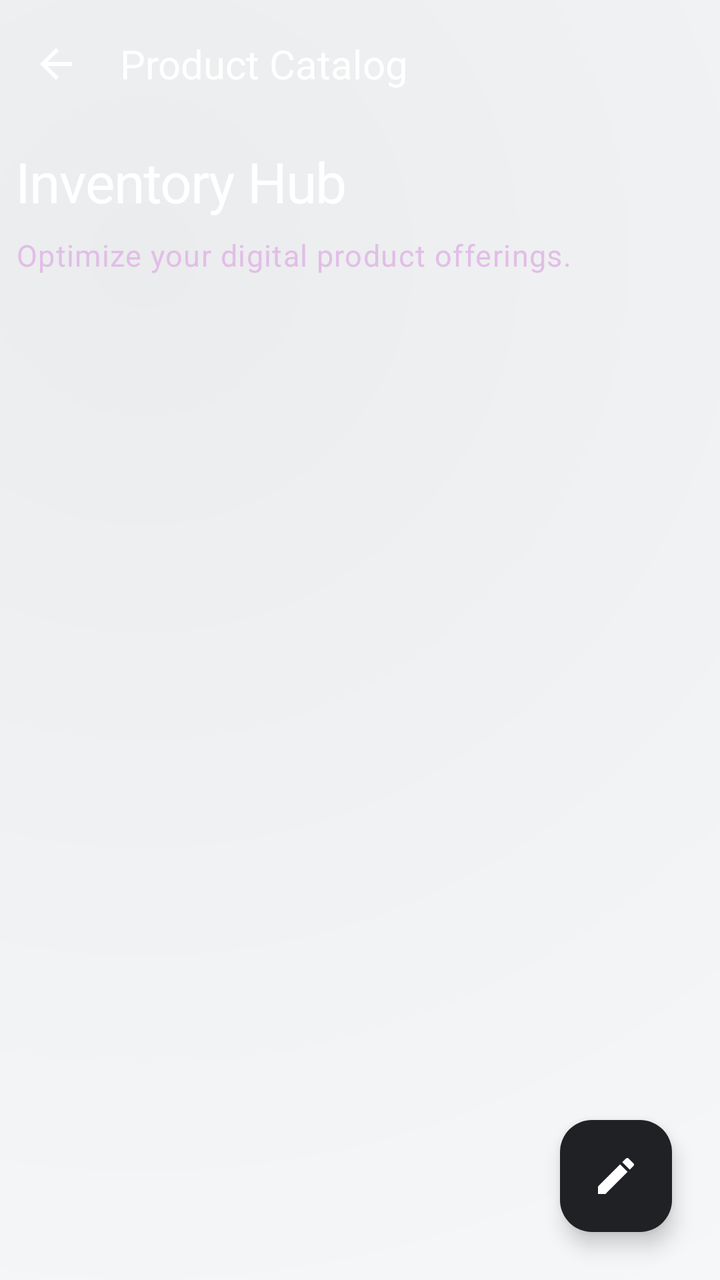
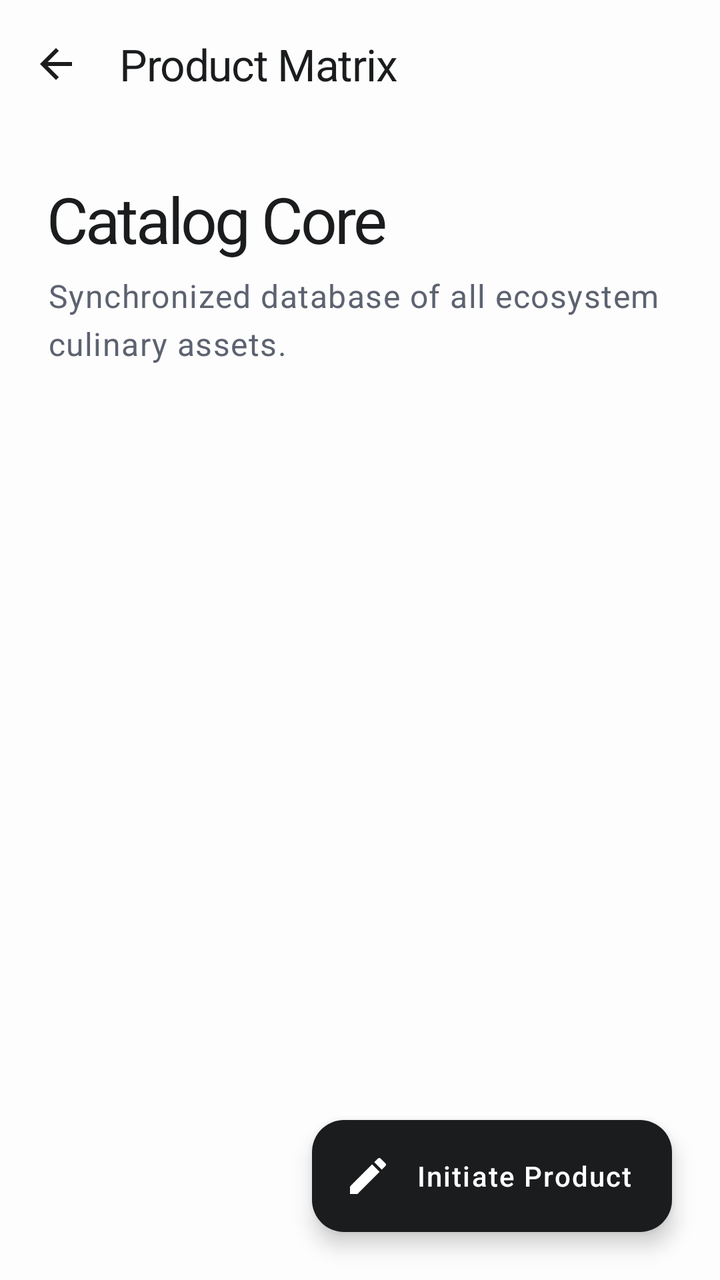

An Android layout rendered at two revisions. The XML below is the earlier revision; the diff shows what the commit changed to produce the second picture.
<!-- AndroidManifest.xml: application theme Theme.KasirAPP -->
<!-- res/layout/activity_product.xml -->
<?xml version="1.0" encoding="utf-8"?>
<androidx.coordinatorlayout.widget.CoordinatorLayout
    xmlns:android="http://schemas.android.com/apk/res/android"
    xmlns:app="http://schemas.android.com/apk/res-auto"
    android:layout_width="match_parent"
    android:layout_height="match_parent"
    android:background="@drawable/bg_liquid_purple_gradient">

    <com.google.android.material.appbar.AppBarLayout
        android:layout_width="match_parent"
        android:layout_height="wrap_content"
        android:background="@android:color/transparent"
        android:fitsSystemWindows="true"
        app:elevation="0dp">

        <com.google.android.material.appbar.MaterialToolbar
            android:id="@+id/toolbar"
            android:layout_width="match_parent"
            android:layout_height="?attr/actionBarSize"
            app:navigationIcon="@drawable/ic_arrow_back"
            app:navigationIconTint="@color/white"
            app:title="Product Catalog"
            app:titleTextColor="@color/white"
            android:background="@android:color/transparent" />

    </com.google.android.material.appbar.AppBarLayout>

    <androidx.core.widget.NestedScrollView
        android:id="@+id/scrollView"
        android:layout_width="match_parent"
        android:layout_height="match_parent"
        android:fillViewport="true"
        app:layout_behavior="@string/appbar_scrolling_view_behavior">

        <LinearLayout
            android:layout_width="match_parent"
            android:layout_height="wrap_content"
            android:orientation="vertical"
            android:padding="8dp">

            <TextView
                style="@style/TextAppearance.Future.HeadlineLarge"
                android:layout_width="wrap_content"
                android:layout_height="wrap_content"
                android:text="Inventory Hub"
                android:textColor="@color/white" />

            <TextView
                style="@style/TextAppearance.Future.BodyLarge"
                android:layout_width="wrap_content"
                android:layout_height="wrap_content"
                android:layout_marginTop="8dp"
                android:text="Optimize your digital product offerings."
                android:textColor="#E1BEE7" />

            <LinearLayout
                android:id="@+id/productContainer"
                android:layout_width="match_parent"
                android:layout_height="wrap_content"
                android:layout_marginTop="32dp"
                android:orientation="vertical" />

        </LinearLayout>
    </androidx.core.widget.NestedScrollView>

    <com.google.android.material.floatingactionbutton.FloatingActionButton
        android:id="@+id/btnAddProduct"
        android:layout_width="wrap_content"
        android:layout_height="wrap_content"
        android:layout_gravity="bottom|end"
        android:layout_margin="24dp"
        android:src="@drawable/ic_edit"
        app:backgroundTint="@color/primary"
        app:tint="@color/on_primary" />

</androidx.coordinatorlayout.widget.CoordinatorLayout>
<!-- resources referenced by this layout -->
<resources>
  <color name="primary">#202124</color>
  <!-- drawable bg_liquid_purple_gradient (drawable) -->
  <?xml version="1.0" encoding="utf-8"?>
  <layer-list xmlns:android="http://schemas.android.com/apk/res/android">
      
      <item>
          <shape android:shape="rectangle">
              <solid android:color="?android:attr/windowBackground" />
          </shape>
      </item>
  
      
      <item>
          <shape android:shape="rectangle">
              <gradient
                  android:angle="135"
                  android:centerX="20%"
                  android:centerY="20%"
                  android:endColor="@android:color/transparent"
                  android:gradientRadius="700dp"
                  android:startColor="#0D000000"
                  android:type="radial" />
          </shape>
      </item>
  
      
      <item>
          <shape android:shape="rectangle">
              <gradient
                  android:angle="315"
                  android:centerX="80%"
                  android:centerY="80%"
                  android:endColor="@android:color/transparent"
                  android:gradientRadius="600dp"
                  android:startColor="#05FFFFFF"
                  android:type="radial" />
          </shape>
      </item>
  </layer-list>
  <style name="TextAppearance.Future.BodyLarge" parent="TextAppearance.Premium.BodyLarge" />
  <style name="TextAppearance.Future.HeadlineLarge" parent="TextAppearance.Premium.HeadlineLarge" />
  <color name="on_surface">#202124</color>
  <style name="TextAppearance.Premium.BodyLarge" parent="TextAppearance.Material3.BodyLarge">
          <item name="android:textSize">15sp</item>
          <item name="android:fontFamily">sans-serif</item>
          <item name="android:lineSpacingExtra">3dp</item>
          <item name="android:textColor">?attr/colorOnSurfaceVariant</item>
      </style>
  <style name="TextAppearance.Premium.HeadlineLarge" parent="TextAppearance.Material3.HeadlineLarge">
          <item name="android:textSize">28sp</item>
          <item name="android:fontFamily">sans-serif-medium</item>
          <item name="android:letterSpacing">-0.02</item>
          <item name="android:textColor">?attr/colorOnSurface</item>
      </style>
  <style name="Base.Theme.KasirAPP" parent="Theme.Material3.Light.NoActionBar">
          
          <item name="colorPrimary">@color/primary</item>
          <item name="colorOnPrimary">@color/on_primary</item>
          <item name="colorPrimaryContainer">@color/primary_container</item>
          <item name="colorOnPrimaryContainer">@color/on_primary_container</item>
  
          <item name="colorSecondary">@color/secondary</item>
          <item name="colorOnSecondary">@color/on_secondary</item>
          <item name="colorSecondaryContainer">@color/secondary_container</item>
          <item name="colorOnSecondaryContainer">@color/on_secondary_container</item>
  
          <item name="android:windowBackground">@color/background</item>
          <item name="colorSurface">@color/surface</item>
          <item name="colorOnSurface">@color/on_surface</item>
          <item name="colorSurfaceVariant">@color/surface_variant</item>
          <item name="colorOnSurfaceVariant">@color/on_surface_variant</item>
          <item name="colorOutline">@color/outline</item>
  
          
          <item name="android:statusBarColor">@android:color/transparent</item>
          <item name="android:windowLightStatusBar">true</item>
          <item name="android:navigationBarColor">@android:color/transparent</item>
          <item name="android:windowLightNavigationBar" tools:targetApi="27">true</item>
  
          
          <item name="materialCardViewStyle">@style/Widget.App.Card</item>
          <item name="materialButtonStyle">@style/Widget.App.Button</item>
          <item name="textInputStyle">@style/Widget.App.TextInputLayout</item>
  
          
          <item name="textAppearanceHeadlineLarge">@style/TextAppearance.Premium.HeadlineLarge</item>
          <item name="textAppearanceTitleLarge">@style/TextAppearance.Premium.TitleLarge</item>
          <item name="textAppearanceBodyLarge">@style/TextAppearance.Premium.BodyLarge</item>
          <item name="textAppearanceLabelLarge">@style/TextAppearance.Premium.LabelLarge</item>
      </style>
  <color name="primary_container">#F5F6FA</color>
  <color name="on_primary_container">#202124</color>
  <color name="secondary">#625B71</color>
  <color name="secondary_container">#F8F9FA</color>
  <color name="on_secondary_container">#202124</color>
  <color name="background">#F8F9FA</color>
  <color name="surface_variant">#EDEDF5</color>
  <color name="on_surface_variant">#202124</color>
  <color name="outline">#CCCCCC</color>
  <style name="Widget.App.Card" parent="Widget.Material3.CardView.Filled">
          <item name="cardCornerRadius">24dp</item>
          <item name="cardElevation">0dp</item>
          <item name="strokeWidth">0dp</item>
          <item name="android:background">@drawable/bg_liquid_glass</item>
          <item name="cardBackgroundColor">@android:color/transparent</item>
      </style>
  <style name="Widget.App.Button" parent="Widget.Material3.Button.TonalButton">
          <item name="cornerRadius">16dp</item>
          <item name="android:background">@drawable/bg_liquid_glass</item>
          <item name="android:insetTop">0dp</item>
          <item name="android:insetBottom">0dp</item>
          <item name="android:textColor">?attr/colorOnSurface</item>
      </style>
  <style name="Widget.App.TextInputLayout" parent="Widget.Material3.TextInputLayout.OutlinedBox">
          <item name="boxCornerRadiusTopStart">16dp</item>
          <item name="boxCornerRadiusTopEnd">16dp</item>
          <item name="boxCornerRadiusBottomStart">16dp</item>
          <item name="boxCornerRadiusBottomEnd">16dp</item>
          <item name="boxStrokeColor">?attr/colorOutline</item>
          <item name="boxStrokeWidth">1.2dp</item>
          <item name="boxStrokeWidthFocused">2dp</item>
          <item name="android:textColorHint">?attr/colorOnSurfaceVariant</item>
      </style>
  <style name="TextAppearance.Premium.TitleLarge" parent="TextAppearance.Material3.TitleLarge">
          <item name="android:textSize">20sp</item>
          <item name="android:fontFamily">sans-serif-medium</item>
          <item name="android:textColor">?attr/colorOnSurface</item>
      </style>
  <style name="TextAppearance.Premium.LabelLarge" parent="TextAppearance.Material3.LabelLarge">
          <item name="android:textSize">14sp</item>
          <item name="android:fontFamily">sans-serif-medium</item>
          <item name="android:letterSpacing">0.02</item>
          <item name="android:textColor">?attr/colorSecondary</item>
      </style>
  <!-- drawable bg_liquid_glass (drawable) -->
  <?xml version="1.0" encoding="utf-8"?>
  <layer-list xmlns:android="http://schemas.android.com/apk/res/android">
      
      <item>
          <shape android:shape="rectangle">
              <solid android:color="#0D000000" />
              <corners android:radius="24dp" />
          </shape>
      </item>
  
      
      <item android:bottom="1dp" android:left="1dp" android:right="1dp" android:top="1dp">
          <shape android:shape="rectangle">
              <gradient
                  android:angle="135"
                  android:startColor="#26FFFFFF"
                  android:endColor="#0DFFFFFF"
                  android:type="linear" />
              <corners android:radius="24dp" />
          </shape>
      </item>
  
      
      <item>
          <shape android:shape="rectangle">
              <gradient
                  android:centerX="80%"
                  android:centerY="20%"
                  android:gradientRadius="120dp"
                  android:startColor="#1AFFFFFF"
                  android:endColor="@android:color/transparent"
                  android:type="radial" />
              <corners android:radius="24dp" />
          </shape>
      </item>
  
      
      <item>
          <shape android:shape="rectangle">
              <gradient
                  android:centerX="20%"
                  android:centerY="80%"
                  android:gradientRadius="150dp"
                  android:startColor="#0D000000"
                  android:endColor="@android:color/transparent"
                  android:type="radial" />
              <corners android:radius="24dp" />
          </shape>
      </item>
  
      
      <item>
          <shape android:shape="rectangle">
              <solid android:color="@android:color/transparent" />
              <corners android:radius="24dp" />
              <stroke
                  android:width="1.2dp"
                  android:color="#26FFFFFF" />
          </shape>
      </item>
  </layer-list>
  <!-- unchanged entries left out for length: 7 -->
</resources>

<!-- the commit's change to res/layout/activity_product.xml (unified diff, before → after) -->
@@ -4,24 +4,25 @@
     xmlns:app="http://schemas.android.com/apk/res-auto"
     android:layout_width="match_parent"
     android:layout_height="match_parent"
-    android:background="@drawable/bg_liquid_purple_gradient">
+    android:background="@color/background">
 
     <com.google.android.material.appbar.AppBarLayout
         android:layout_width="match_parent"
         android:layout_height="wrap_content"
-        android:background="@android:color/transparent"
         android:fitsSystemWindows="true"
-        app:elevation="0dp">
+        app:elevation="0dp"
+        android:background="@color/background">
 
         <com.google.android.material.appbar.MaterialToolbar
             android:id="@+id/toolbar"
             android:layout_width="match_parent"
             android:layout_height="?attr/actionBarSize"
             app:navigationIcon="@drawable/ic_arrow_back"
-            app:navigationIconTint="@color/white"
-            app:title="Product Catalog"
-            app:titleTextColor="@color/white"
-            android:background="@android:color/transparent" />
+            app:navigationIconTint="@color/primary"
+            app:title="Product Matrix"
+            app:titleTextColor="@color/primary"
+            app:titleTextAppearance="@style/TextAppearance.App.TitleLarge"
+            android:background="@color/background" />
 
     </com.google.android.material.appbar.AppBarLayout>
 
@@ -29,6 +30,7 @@
         android:id="@+id/scrollView"
         android:layout_width="match_parent"
         android:layout_height="match_parent"
+        android:clipToPadding="false"
         android:fillViewport="true"
         app:layout_behavior="@string/appbar_scrolling_view_behavior">
 
@@ -36,22 +38,20 @@
             android:layout_width="match_parent"
             android:layout_height="wrap_content"
             android:orientation="vertical"
-            android:padding="8dp">
+            android:padding="24dp">
 
             <TextView
-                style="@style/TextAppearance.Future.HeadlineLarge"
+                style="@style/TextAppearance.App.HeadlineLarge"
                 android:layout_width="wrap_content"
                 android:layout_height="wrap_content"
-                android:text="Inventory Hub"
-                android:textColor="@color/white" />
+                android:text="Catalog Core" />
 
             <TextView
-                style="@style/TextAppearance.Future.BodyLarge"
+                style="@style/TextAppearance.App.BodyLarge"
                 android:layout_width="wrap_content"
                 android:layout_height="wrap_content"
-                android:layout_marginTop="8dp"
-                android:text="Optimize your digital product offerings."
-                android:textColor="#E1BEE7" />
+                android:layout_marginTop="6dp"
+                android:text="Synchronized database of all ecosystem culinary assets." />
 
             <LinearLayout
                 android:id="@+id/productContainer"
@@ -63,14 +63,17 @@
         </LinearLayout>
     </androidx.core.widget.NestedScrollView>
 
-    <com.google.android.material.floatingactionbutton.FloatingActionButton
+    <com.google.android.material.floatingactionbutton.ExtendedFloatingActionButton
         android:id="@+id/btnAddProduct"
         android:layout_width="wrap_content"
         android:layout_height="wrap_content"
         android:layout_gravity="bottom|end"
         android:layout_margin="24dp"
-        android:src="@drawable/ic_edit"
+        android:text="Initiate Product"
+        android:textColor="@color/white"
         app:backgroundTint="@color/primary"
-        app:tint="@color/on_primary" />
+        app:icon="@drawable/ic_edit"
+        app:iconTint="@color/white"
+        app:elevation="6dp" />
 
 </androidx.coordinatorlayout.widget.CoordinatorLayout>
<!-- resource entries referenced after the edit -->
@@ -1,59 +1,25 @@
 <!-- resources referenced by this layout -->
 <resources>
-  <color name="primary">#202124</color>
-  <!-- drawable bg_liquid_purple_gradient (drawable) -->
-  <?xml version="1.0" encoding="utf-8"?>
-  <layer-list xmlns:android="http://schemas.android.com/apk/res/android">
-      
-      <item>
-          <shape android:shape="rectangle">
-              <solid android:color="?android:attr/windowBackground" />
-          </shape>
-      </item>
-  
-      
-      <item>
-          <shape android:shape="rectangle">
-              <gradient
-                  android:angle="135"
-                  android:centerX="20%"
-                  android:centerY="20%"
-                  android:endColor="@android:color/transparent"
-                  android:gradientRadius="700dp"
-                  android:startColor="#0D000000"
-                  android:type="radial" />
-          </shape>
-      </item>
-  
-      
-      <item>
-          <shape android:shape="rectangle">
-              <gradient
-                  android:angle="315"
-                  android:centerX="80%"
-                  android:centerY="80%"
-                  android:endColor="@android:color/transparent"
-                  android:gradientRadius="600dp"
-                  android:startColor="#05FFFFFF"
-                  android:type="radial" />
-          </shape>
-      </item>
-  </layer-list>
-  <style name="TextAppearance.Future.BodyLarge" parent="TextAppearance.Premium.BodyLarge" />
-  <style name="TextAppearance.Future.HeadlineLarge" parent="TextAppearance.Premium.HeadlineLarge" />
-  <color name="on_surface">#202124</color>
-  <style name="TextAppearance.Premium.BodyLarge" parent="TextAppearance.Material3.BodyLarge">
-          <item name="android:textSize">15sp</item>
+  <color name="primary">#1A1C1E</color>
+  <style name="TextAppearance.App.BodyLarge" parent="TextAppearance.Material3.BodyLarge">
+          <item name="android:textSize">16sp</item>
           <item name="android:fontFamily">sans-serif</item>
-          <item name="android:lineSpacingExtra">3dp</item>
-          <item name="android:textColor">?attr/colorOnSurfaceVariant</item>
+          <item name="android:lineSpacingExtra">4dp</item>
+          <item name="android:textColor">@color/secondary</item>
       </style>
-  <style name="TextAppearance.Premium.HeadlineLarge" parent="TextAppearance.Material3.HeadlineLarge">
-          <item name="android:textSize">28sp</item>
+  <style name="TextAppearance.App.HeadlineLarge" parent="TextAppearance.Material3.HeadlineLarge">
+          <item name="android:textSize">32sp</item>
+          <item name="android:fontFamily">sans-serif-black</item>
+          <item name="android:letterSpacing">-0.04</item>
+          <item name="android:textColor">@color/primary</item>
+      </style>
+  <style name="TextAppearance.App.TitleLarge" parent="TextAppearance.Material3.TitleLarge">
+          <item name="android:textSize">22sp</item>
           <item name="android:fontFamily">sans-serif-medium</item>
           <item name="android:letterSpacing">-0.02</item>
-          <item name="android:textColor">?attr/colorOnSurface</item>
+          <item name="android:textColor">@color/primary</item>
       </style>
+  <color name="on_surface">#1A1C1E</color>
   <style name="Base.Theme.KasirAPP" parent="Theme.Material3.Light.NoActionBar">
           
           <item name="colorPrimary">@color/primary</item>
@@ -72,6 +38,7 @@
           <item name="colorSurfaceVariant">@color/surface_variant</item>
           <item name="colorOnSurfaceVariant">@color/on_surface_variant</item>
           <item name="colorOutline">@color/outline</item>
+          <item name="colorError">@color/error</item>
   
           
           <item name="android:statusBarColor">@android:color/transparent</item>
@@ -81,58 +48,67 @@
   
           
           <item name="materialCardViewStyle">@style/Widget.App.Card</item>
-          <item name="materialButtonStyle">@style/Widget.App.Button</item>
+          <item name="materialButtonStyle">@style/Widget.App.Button.Primary</item>
           <item name="textInputStyle">@style/Widget.App.TextInputLayout</item>
   
           
-          <item name="textAppearanceHeadlineLarge">@style/TextAppearance.Premium.HeadlineLarge</item>
-          <item name="textAppearanceTitleLarge">@style/TextAppearance.Premium.TitleLarge</item>
-          <item name="textAppearanceBodyLarge">@style/TextAppearance.Premium.BodyLarge</item>
-          <item name="textAppearanceLabelLarge">@style/TextAppearance.Premium.LabelLarge</item>
+          <item name="textAppearanceHeadlineLarge">@style/TextAppearance.App.HeadlineLarge</item>
+          <item name="textAppearanceTitleLarge">@style/TextAppearance.App.TitleLarge</item>
+          <item name="textAppearanceBodyLarge">@style/TextAppearance.App.BodyLarge</item>
+          <item name="textAppearanceLabelLarge">@style/TextAppearance.App.LabelLarge</item>
       </style>
-  <color name="primary_container">#F5F6FA</color>
-  <color name="on_primary_container">#202124</color>
-  <color name="secondary">#625B71</color>
-  <color name="secondary_container">#F8F9FA</color>
-  <color name="on_secondary_container">#202124</color>
-  <color name="background">#F8F9FA</color>
-  <color name="surface_variant">#EDEDF5</color>
-  <color name="on_surface_variant">#202124</color>
-  <color name="outline">#CCCCCC</color>
+  <color name="primary_container">#F1F3F7</color>
+  <color name="on_primary_container">#1A1C1E</color>
+  <color name="secondary">#5C6270</color>
+  <color name="secondary_container">#F8F9FB</color>
+  <color name="on_secondary_container">#1A1C1E</color>
+  <color name="background">#FDFDFD</color>
+  <color name="surface_variant">#F5F7FA</color>
+  <color name="on_surface_variant">#5C6270</color>
+  <color name="outline">#E2E8F0</color>
+  <color name="error">#DC2626</color>
   <style name="Widget.App.Card" parent="Widget.Material3.CardView.Filled">
-          <item name="cardCornerRadius">24dp</item>
+          <item name="cardCornerRadius">28dp</item>
           <item name="cardElevation">0dp</item>
-          <item name="strokeWidth">0dp</item>
+          <item name="strokeWidth">1dp</item>
+          <item name="strokeColor">@color/outline</item>
           <item name="android:background">@drawable/bg_liquid_glass</item>
           <item name="cardBackgroundColor">@android:color/transparent</item>
+          <item name="android:clickable">true</item>
+          <item name="android:focusable">true</item>
+          <item name="android:foreground">?attr/selectableItemBackground</item>
+          <item name="rippleColor">#1A000000</item>
       </style>
-  <style name="Widget.App.Button" parent="Widget.Material3.Button.TonalButton">
-          <item name="cornerRadius">16dp</item>
-          <item name="android:background">@drawable/bg_liquid_glass</item>
+  <style name="Widget.App.Button.Primary" parent="Widget.App.Button">
+          <item name="backgroundTint">@color/primary</item>
+          <item name="android:textColor">@color/white</item>
+          <item name="rippleColor">#33FFFFFF</item>
+      </style>
+  <style name="Widget.App.Button" parent="Widget.Material3.Button">
+          <item name="cornerRadius">20dp</item>
           <item name="android:insetTop">0dp</item>
           <item name="android:insetBottom">0dp</item>
-          <item name="android:textColor">?attr/colorOnSurface</item>
+          <item name="android:textAllCaps">false</item>
+          <item name="android:textStyle">bold</item>
+          <item name="android:letterSpacing">0.01</item>
+          <item name="android:minHeight">60dp</item>
       </style>
   <style name="Widget.App.TextInputLayout" parent="Widget.Material3.TextInputLayout.OutlinedBox">
-          <item name="boxCornerRadiusTopStart">16dp</item>
-          <item name="boxCornerRadiusTopEnd">16dp</item>
-          <item name="boxCornerRadiusBottomStart">16dp</item>
-          <item name="boxCornerRadiusBottomEnd">16dp</item>
-          <item name="boxStrokeColor">?attr/colorOutline</item>
+          <item name="boxCornerRadiusTopStart">18dp</item>
+          <item name="boxCornerRadiusTopEnd">18dp</item>
+          <item name="boxCornerRadiusBottomStart">18dp</item>
+          <item name="boxCornerRadiusBottomEnd">18dp</item>
+          <item name="boxStrokeColor">@color/outline</item>
           <item name="boxStrokeWidth">1.2dp</item>
           <item name="boxStrokeWidthFocused">2dp</item>
-          <item name="android:textColorHint">?attr/colorOnSurfaceVariant</item>
+          <item name="android:textColorHint">@color/secondary</item>
+          <item name="hintTextColor">@color/primary</item>
       </style>
-  <style name="TextAppearance.Premium.TitleLarge" parent="TextAppearance.Material3.TitleLarge">
-          <item name="android:textSize">20sp</item>
-          <item name="android:fontFamily">sans-serif-medium</item>
-          <item name="android:textColor">?attr/colorOnSurface</item>
-      </style>
-  <style name="TextAppearance.Premium.LabelLarge" parent="TextAppearance.Material3.LabelLarge">
+  <style name="TextAppearance.App.LabelLarge" parent="TextAppearance.Material3.LabelLarge">
           <item name="android:textSize">14sp</item>
           <item name="android:fontFamily">sans-serif-medium</item>
-          <item name="android:letterSpacing">0.02</item>
-          <item name="android:textColor">?attr/colorSecondary</item>
+          <item name="android:letterSpacing">0.05</item>
+          <item name="android:textColor">@color/secondary</item>
       </style>
   <!-- drawable bg_liquid_glass (drawable) -->
   <?xml version="1.0" encoding="utf-8"?>
@@ -140,48 +116,16 @@
       
       <item>
           <shape android:shape="rectangle">
-              <solid android:color="#0D000000" />
-              <corners android:radius="24dp" />
+              <solid android:color="#08000000" />
+              <corners android:radius="28dp" />
           </shape>
       </item>
   
       
-      <item android:bottom="1dp" android:left="1dp" android:right="1dp" android:top="1dp">
+      <item android:bottom="0.5dp" android:left="0.5dp" android:right="0.5dp" android:top="0.5dp">
           <shape android:shape="rectangle">
-              <gradient
-                  android:angle="135"
-                  android:startColor="#26FFFFFF"
-                  android:endColor="#0DFFFFFF"
-                  android:type="linear" />
-              <corners android:radius="24dp" />
-          </shape>
-      </item>
-  
-      
-      <item>
-          <shape android:shape="rectangle">
-              <gradient
-                  android:centerX="80%"
-                  android:centerY="20%"
-                  android:gradientRadius="120dp"
-                  android:startColor="#1AFFFFFF"
-                  android:endColor="@android:color/transparent"
-                  android:type="radial" />
-              <corners android:radius="24dp" />
-          </shape>
-      </item>
-  
-      
-      <item>
-          <shape android:shape="rectangle">
-              <gradient
-                  android:centerX="20%"
-                  android:centerY="80%"
-                  android:gradientRadius="150dp"
-                  android:startColor="#0D000000"
-                  android:endColor="@android:color/transparent"
-                  android:type="radial" />
-              <corners android:radius="24dp" />
+              <solid android:color="#FFFFFF" />
+              <corners android:radius="28dp" />
           </shape>
       </item>
   
@@ -189,10 +133,10 @@
       <item>
           <shape android:shape="rectangle">
               <solid android:color="@android:color/transparent" />
-              <corners android:radius="24dp" />
+              <corners android:radius="28dp" />
               <stroke
-                  android:width="1.2dp"
-                  android:color="#26FFFFFF" />
+                  android:width="1dp"
+                  android:color="#E2E8F0" />
           </shape>
       </item>
   </layer-list>
